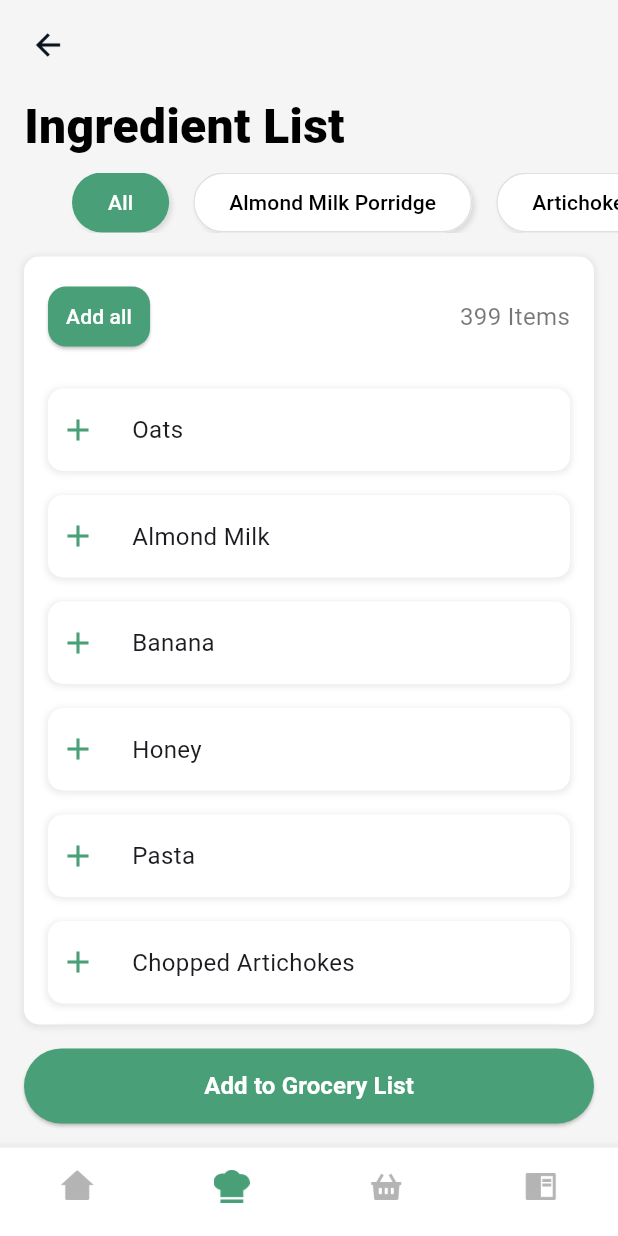
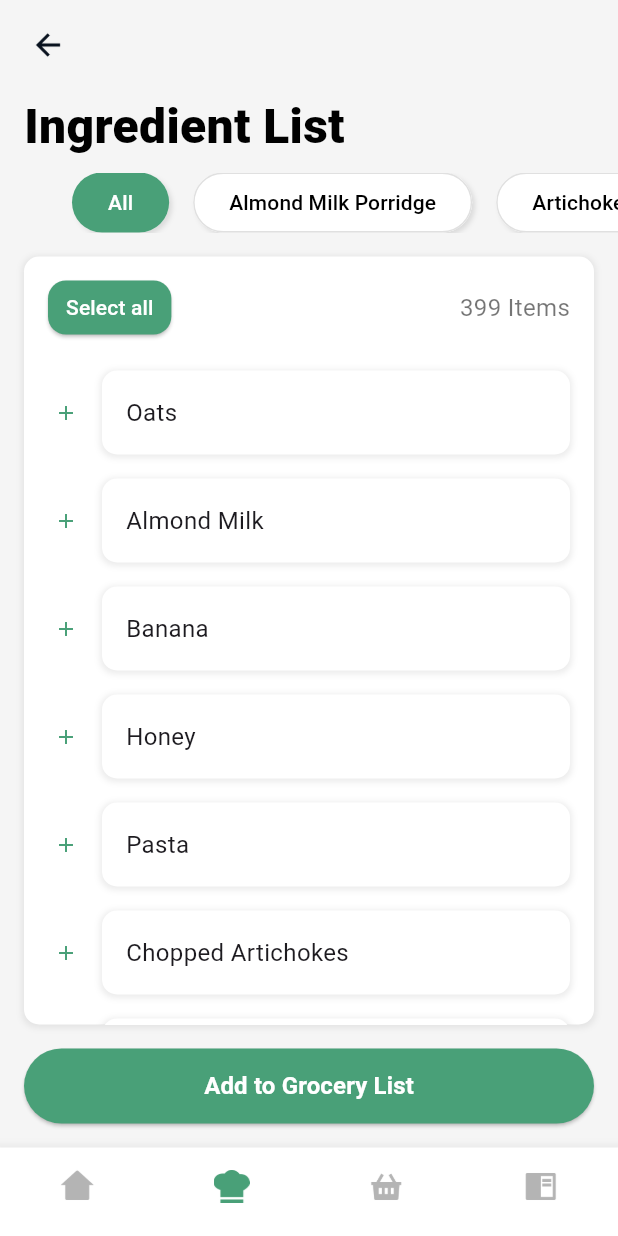
Before and after one commit to aadityayadav17/binarybandits, a Flutter app: the IngredientListPage screen opened directly, on a phone screen of 412 x 824 dp. Run offline on Flutter 3.47's test engine with Material 3 defaults, Android fonts, the phone set to English and light mode, and no system bars; our stand-ins replace country_code_picker, dropdown_button2, firebase_core, google_fonts; accounts and stored records are empty.

Commit message:
Ingredient List (20/n) - Select/Deselect Functionality

```diff
--- a/lib/screens/ingredient_list_screen.dart
+++ b/lib/screens/ingredient_list_screen.dart
@@ -130,10 +130,13 @@ class _IngredientListPageState extends State<IngredientListPage> {
               child: Row(
                 mainAxisAlignment: MainAxisAlignment.spaceBetween,
                 children: [
-                  ElevatedButton(
+                  Container(
+                    height: 36, // Fixed height
+                    child: ElevatedButton(
                       onPressed: () {
                         setState(() {
-                        if (selectedIngredients.length == ingredients.length) {
+                          if (selectedIngredients.length ==
+                              ingredients.length) {
                             selectedIngredients.clear();
                           } else {
                             selectedIngredients = Set.from(ingredients);
@@ -142,8 +145,8 @@ class _IngredientListPageState extends State<IngredientListPage> {
                       },
                       child: Text(
                         selectedIngredients.length == ingredients.length
-                          ? "Remove all"
-                          : "Add all",
+                            ? "Deselect all"
+                            : "Select all",
                         style: GoogleFonts.robotoFlex(
                           color: Colors.white,
                           fontSize: 14,
@@ -156,6 +159,7 @@ class _IngredientListPageState extends State<IngredientListPage> {
                         ),
                         padding:
                             EdgeInsets.symmetric(horizontal: 12, vertical: 8),
+                      ),
                     ),
                   ),
                   Text(
@@ -197,13 +201,36 @@ class _IngredientListPageState extends State<IngredientListPage> {
             }
           });
         },
+        child: Row(
+          children: [
+            Container(
+              width: 24,
+              height: 24,
+              decoration: BoxDecoration(
+                shape: BoxShape.circle,
+                color: isSelected
+                    ? const Color.fromRGBO(73, 160, 120, 1)
+                    : Colors.transparent,
+              ),
+              child: Icon(
+                isSelected ? Icons.remove : Icons.add,
+                size: 16,
+                color: isSelected
+                    ? Colors.white
+                    : const Color.fromRGBO(73, 160, 120, 1),
+              ),
+            ),
+            SizedBox(width: 12),
+            Expanded(
               child: Container(
+                height: 56, // Fixed height
                 decoration: BoxDecoration(
                   color: Colors.white,
                   borderRadius: BorderRadius.circular(10),
                   border: isSelected
                       ? Border.all(
-                    color: const Color.fromRGBO(73, 160, 120, 1), width: 2)
+                          color: const Color.fromRGBO(73, 160, 120, 1),
+                          width: 2)
                       : null,
                   boxShadow: [
                     BoxShadow(
@@ -214,26 +241,19 @@ class _IngredientListPageState extends State<IngredientListPage> {
                     ),
                   ],
                 ),
-          child: Row(
-            children: [
-              Padding(
-                padding: const EdgeInsets.all(8.0),
-                child: Icon(
-                  isSelected ? Icons.remove : Icons.add,
-                  color: const Color.fromRGBO(73, 160, 120, 1),
-                ),
-              ),
-              Expanded(
                 child: Padding(
-                  padding: const EdgeInsets.all(16.0),
+                  padding: const EdgeInsets.symmetric(horizontal: 16.0),
+                  child: Align(
+                    alignment: Alignment.centerLeft,
                     child: Text(
                       ingredient,
                       style: GoogleFonts.robotoFlex(fontSize: 16),
                     ),
                   ),
                 ),
+              ),
+            ),
           ],
-          ),
         ),
       ),
     );
```
Lines whose indentation alone changed are shown as unchanged.
